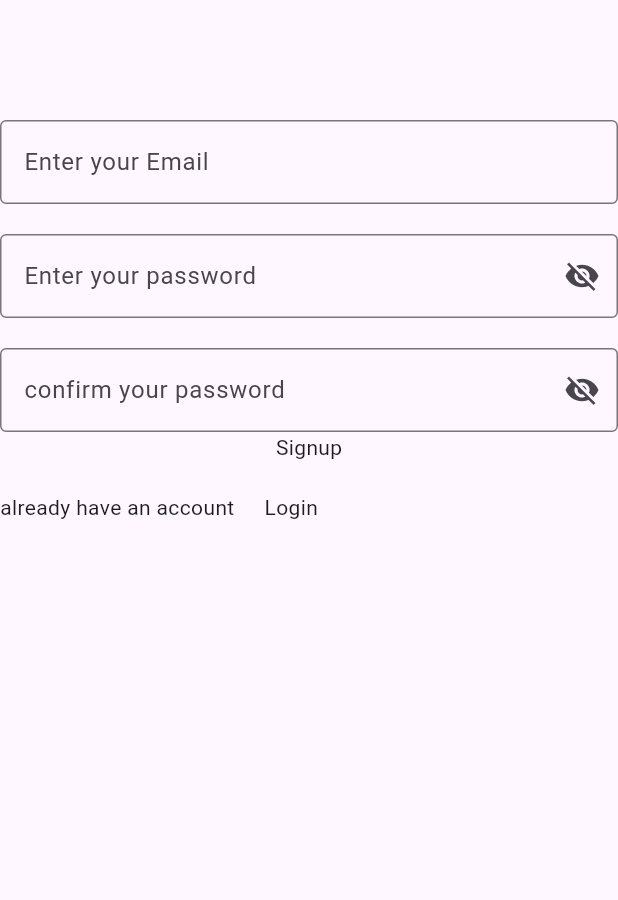
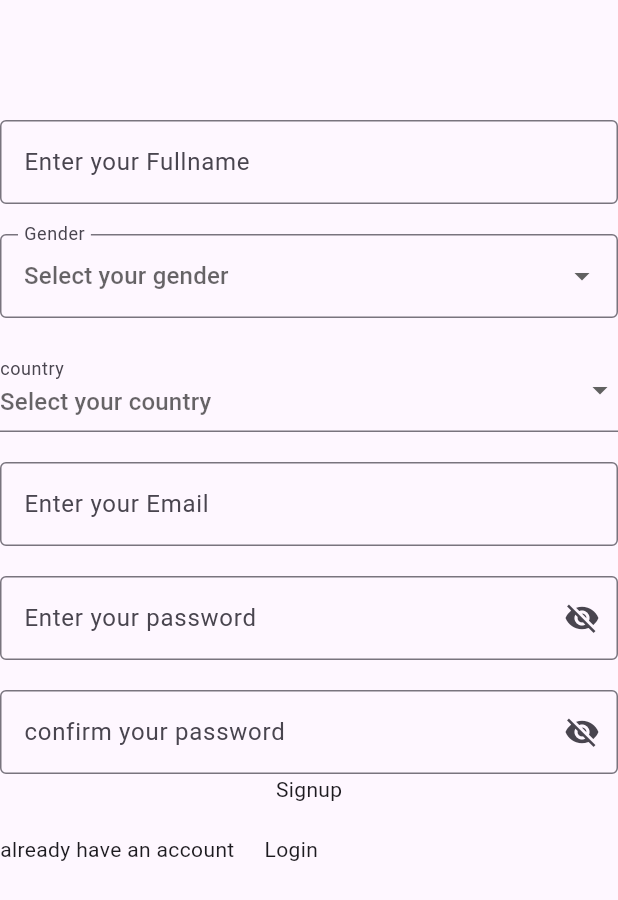
Before and after one commit to Pakhrin007/Contact-App-Ui, a Flutter app: the screen it shows after launch, after a tap on "Signup", on a phone screen of 412 x 824 dp. Shown: the top 900 px of the screen. Run offline on Flutter 3.47's test engine with Material 3 defaults, Android fonts, the phone set to English and light mode, and no system bars; our stand-ins replace animated_splash_screen, cloud_firestore, firebase_auth, firebase_core, get, lottie; accounts and stored records are empty; network calls fail.

```diff
--- a/lib/main.dart
+++ b/lib/main.dart
@@ -1,8 +1,5 @@
 import 'package:firebase_core/firebase_core.dart';
 import 'package:flutter/material.dart';
-import 'package:flutter_application_1/signuploginandforgotpages/forgotpassword.dart';
-import 'package:flutter_application_1/signuploginandforgotpages/signin.dart';
-import 'package:flutter_application_1/signuploginandforgotpages/signup.dart';
 import 'package:flutter_application_1/splashscreen/splashscreen.dart';
 import 'package:get/get.dart';
 
@@ -17,7 +14,7 @@ class MyApp extends StatelessWidget {
 
   @override
   Widget build(BuildContext context) {
-    return MaterialApp(
+    return GetMaterialApp(
       debugShowCheckedModeBanner: false,
       title: 'Flutter Demo',
       theme: ThemeData(
--- a/lib/signuploginandforgotpages/forgotpassword.dart
+++ b/lib/signuploginandforgotpages/forgotpassword.dart
@@ -16,7 +16,7 @@ class _ForgotpasswordState extends State<Forgotpassword> {
         Padding(
           padding: const EdgeInsets.only(top: 100),
           child: Container(
-            child: TextField(
+            child: const TextField(
               decoration: InputDecoration(
                   hintText: "Enter your email",
                   label: Text("Email"),
@@ -24,14 +24,14 @@ class _ForgotpasswordState extends State<Forgotpassword> {
             ),
           ),
         ),
-        SizedBox(
+        const SizedBox(
           height: 20,
         ),
         Container(
           height: 40,
           width: 120,
           decoration: BoxDecoration(color: Colors.red.shade200),
-          child: Center(child: Text("Send Link")),
+          child: const Center(child: Text("Send Link")),
         )
       ],
     ));
--- a/lib/signuploginandforgotpages/signin.dart
+++ b/lib/signuploginandforgotpages/signin.dart
@@ -1,6 +1,9 @@
+import 'package:firebase_auth/firebase_auth.dart';
 import 'package:flutter/material.dart';
+import 'package:flutter_application_1/dashboard/dashboard.dart';
 import 'package:flutter_application_1/signuploginandforgotpages/forgotpassword.dart';
 import 'package:flutter_application_1/signuploginandforgotpages/signup.dart';
+import 'package:get/get.dart';
 
 class Signin extends StatefulWidget {
   const Signin({super.key});
@@ -10,21 +13,40 @@ class Signin extends StatefulWidget {
 }
 
 class _SigninState extends State<Signin> {
+  TextEditingController email = TextEditingController();
+  TextEditingController password = TextEditingController();
+
+  login() async {
+    try {
+      if (email.text.isEmpty || password.text.isEmpty) {
+        Get.snackbar("Error", "please fill the input box");
+      }
+      await FirebaseAuth.instance.signInWithEmailAndPassword(
+          email: email.text.trim(), password: password.text.trim());
+      Get.snackbar("Login", "Login successfully");
+      Navigator.pushReplacement(
+          context, MaterialPageRoute(builder: (context) => Dashboard()));
+    } catch (e) {
+      Get.snackbar("Error", "An unexpected error occurred.");
+    }
+  }
+
   bool isPasswordVisible = false;
   @override
   Widget build(BuildContext context) {
     return Material(
         child: Column(
       children: [
-        const Padding(
-          padding: EdgeInsets.only(top: 100),
+        Padding(
+          padding: const EdgeInsets.only(top: 100),
           child: SizedBox(
             height: 40,
             width: 290,
             child: TextField(
-              decoration: InputDecoration(
-                  label: Text("Enter your name"),
-                  hintText: "Enter your name",
+              controller: email,
+              decoration: const InputDecoration(
+                  label: Text("Enter your email"),
+                  hintText: "your email",
                   border: OutlineInputBorder()),
             ),
           ),
@@ -36,6 +58,7 @@ class _SigninState extends State<Signin> {
           height: 40,
           width: 290,
           child: TextField(
+            controller: password,
             obscureText: !isPasswordVisible,
             decoration: InputDecoration(
               label: const Text("Enter you password"),
@@ -58,8 +81,10 @@ class _SigninState extends State<Signin> {
         ),
         GestureDetector(
           onTap: () {
-            Navigator.push(context,
-                MaterialPageRoute(builder: (context) => Forgotpassword()));
+            Navigator.push(
+                context,
+                MaterialPageRoute(
+                    builder: (context) => const Forgotpassword()));
           },
           child: const SizedBox(
             child: Text("Forgot passord"),
@@ -68,8 +93,13 @@ class _SigninState extends State<Signin> {
         const SizedBox(
           height: 30,
         ),
-        const SizedBox(
-          child: Text("Login"),
+        GestureDetector(
+          onTap: () {
+            login();
+          },
+          child: const SizedBox(
+            child: Text("Login"),
+          ),
         ),
         Padding(
           padding: const EdgeInsets.only(left: 100, top: 20),
@@ -78,13 +108,13 @@ class _SigninState extends State<Signin> {
               const SizedBox(
                 child: Text("Don't have account ?"),
               ),
-              SizedBox(
+              const SizedBox(
                 width: 20,
               ),
               GestureDetector(
                 onTap: () {
                   Navigator.push(context,
-                      MaterialPageRoute(builder: (context) => Signup()));
+                      MaterialPageRoute(builder: (context) => const Signup()));
                 },
                 child: const SizedBox(
                   child: Text("Signup"),
--- a/lib/signuploginandforgotpages/signup.dart
+++ b/lib/signuploginandforgotpages/signup.dart
@@ -1,4 +1,11 @@
+import 'package:cloud_firestore/cloud_firestore.dart';
+import 'package:firebase_auth/firebase_auth.dart';
+import 'package:flutter/cupertino.dart';
 import 'package:flutter/material.dart';
+import 'package:flutter/widgets.dart';
+import 'package:flutter_application_1/dashboard/dashboard.dart';
+import 'package:get/get.dart';
+import 'package:get/get_core/src/get_main.dart';
 
 class Signup extends StatefulWidget {
   const Signup({super.key});
@@ -10,6 +17,61 @@ class Signup extends StatefulWidget {
 class _SignupState extends State<Signup> {
   bool isPasswordVisible = false;
   bool isconfirmpasswirdvisibile = false;
+
+  String? selectedGender;
+  String? selectedCountry;
+  TextEditingController fullName = TextEditingController();
+  TextEditingController email = TextEditingController();
+  TextEditingController password = TextEditingController();
+  TextEditingController confirmpassword = TextEditingController();
+  signup() async {
+    try {
+      if (email.text.isEmpty ||
+          password.text.isEmpty ||
+          fullName.text.isEmpty) {
+        Get.snackbar("Error", "Please fill all input fields");
+        return;
+      }
+      if (password.text != confirmpassword.text) {
+        Get.snackbar("Error", "Passwords do not match");
+        return;
+      }
+      if (selectedGender == null || selectedCountry == null) {
+        Get.snackbar("Error", "Please select gender and country");
+        return;
+      }
+
+      await FirebaseAuth.instance.createUserWithEmailAndPassword(
+          email: email.text, password: password.text);
+
+      await storeUserDetails(
+          fullName.text, email.text, selectedGender!, selectedCountry!);
+
+      Get.snackbar("Success", "Signup successful!");
+      Navigator.push(
+          context, MaterialPageRoute(builder: (context) => Dashboard()));
+    } catch (e) {
+      Get.snackbar("Error", "Signup failed: ${e.toString()}");
+    }
+  }
+
+  Future<void> storeUserDetails(
+      String fullName, String email, String gender, String country) async {
+    try {
+      final user = FirebaseAuth.instance.currentUser!;
+      await FirebaseFirestore.instance.collection('users').doc(user.uid).set({
+        'fullname': fullName,
+        'email': email,
+        'gender': gender,
+        'country': country,
+        'createAt': FieldValue.serverTimestamp(),
+      });
+    } catch (e) {
+      // Handle any errors in storing user details
+      Get.snackbar("Error", "Could not save user details: ${e.toString()}");
+    }
+  }
+
   @override
   Widget build(BuildContext context) {
     return Material(
@@ -19,7 +81,64 @@ class _SignupState extends State<Signup> {
             padding: const EdgeInsets.only(top: 80),
             child: Container(
               child: TextField(
+                controller: fullName,
+                decoration: const InputDecoration(
+                    label: Text(
+                      "Enter your Fullname",
+                    ),
+                    hintText: "fullname",
+                    border: OutlineInputBorder()),
+              ),
+            ),
+          ),
+          Padding(
+            padding: const EdgeInsets.only(top: 20),
+            child: DropdownButtonFormField<String>(
+              decoration: const InputDecoration(
+                label: Text("Gender"),
+                border: OutlineInputBorder(),
+              ),
+              value: selectedGender,
+              hint: const Text("Select your gender"),
+              items: ['Male', 'Female', 'Other']
+                  .map((gender) => DropdownMenuItem(
+                        value: gender,
+                        child: Text(gender),
+                      ))
+                  .toList(),
+              onChanged: (value) {
+                setState(() {
+                  selectedGender = value;
+                });
+              },
+            ),
+          ),
+          Padding(
+              padding: const EdgeInsets.only(top: 20),
+              child: DropdownButtonFormField<String>(
                 decoration: InputDecoration(
+                  label: Text("country"),
+                ),
+                items: ['Nepal', 'India']
+                    .map((gender) => DropdownMenuItem(
+                          value: gender,
+                          child: Text(gender),
+                        ))
+                    .toList(),
+                value: selectedCountry,
+                hint: Text("Select your country"),
+                onChanged: (value) {
+                  setState(() {
+                    selectedCountry = value;
+                  });
+                },
+              )),
+          Padding(
+            padding: const EdgeInsets.only(top: 20),
+            child: Container(
+              child: TextField(
+                controller: email,
+                decoration: const InputDecoration(
                     label: Text(
                       "Enter your Email",
                     ),
@@ -32,13 +151,14 @@ class _SignupState extends State<Signup> {
             padding: const EdgeInsets.only(top: 20),
             child: Container(
               child: TextField(
+                controller: password,
                 obscureText: !isPasswordVisible,
                 decoration: InputDecoration(
-                  label: Text(
+                  label: const Text(
                     "Enter your password",
                   ),
                   hintText: "password",
-                  border: OutlineInputBorder(),
+                  border: const OutlineInputBorder(),
                   suffixIcon: IconButton(
                     onPressed: () {
                       setState(() {
@@ -57,13 +177,14 @@ class _SignupState extends State<Signup> {
             padding: const EdgeInsets.only(top: 20),
             child: Container(
               child: TextField(
+                controller: confirmpassword,
                 obscureText: !isconfirmpasswirdvisibile,
                 decoration: InputDecoration(
-                    label: Text(
+                    label: const Text(
                       "confirm your password",
                     ),
                     hintText: "confirm password",
-                    border: OutlineInputBorder(),
+                    border: const OutlineInputBorder(),
                     suffixIcon: IconButton(
                         onPressed: () {
                           setState(() {
@@ -77,23 +198,28 @@ class _SignupState extends State<Signup> {
               ),
             ),
           ),
-          Container(
-            child: Text("Signup"),
+          GestureDetector(
+            onTap: () {
+              signup();
+            },
+            child: Container(
+              child: const Text("Signup"),
+            ),
           ),
-          SizedBox(
+          const SizedBox(
             height: 20,
           ),
           Container(
             child: Row(
               children: [
                 Container(
-                  child: Text("already have an account"),
+                  child: const Text("already have an account"),
                 ),
-                SizedBox(
+                const SizedBox(
                   width: 20,
                 ),
                 Container(
-                  child: Text("Login"),
+                  child: const Text("Login"),
                 )
               ],
             ),
--- a/pubspec.yaml
+++ b/pubspec.yaml
@@ -40,6 +40,8 @@ dependencies:
   firebase_auth: ^5.3.4
   firebase_core: ^3.8.1
   get: ^4.6.6
+  cloud_firestore: ^5.5.1
+  firebase_storage: ^12.3.6
 
 dev_dependencies:
   flutter_test:
```
Also changed, not shown: lib/dashboard/dashboard.dart (added, +15 -0 lines), lib/wrapper/wrapper.dart (+27 -0 lines), pubspec.lock, 3 other files.
